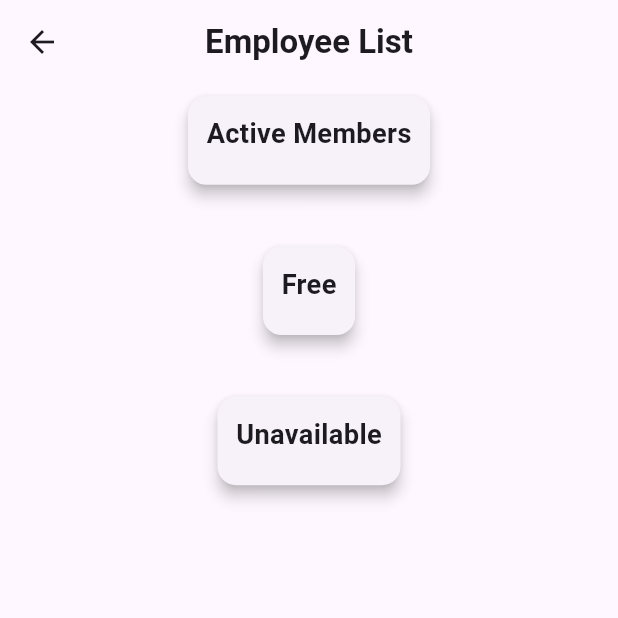
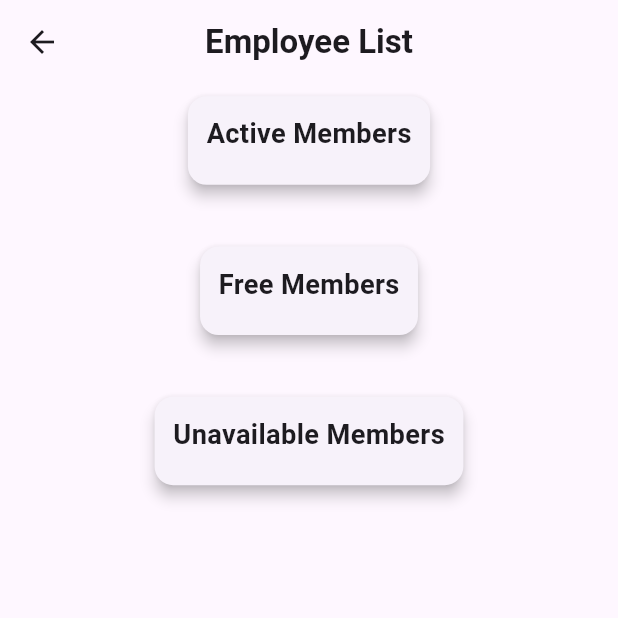
Before and after one commit to ritz-17/Task-mvp, a Flutter app: the EmployeeScreen screen opened directly, on a phone screen of 412 x 824 dp, the top half of it. Run offline on Flutter 3.47's test engine with Material 3 defaults, Android fonts, the phone set to English and light mode, and no system bars; our stand-ins replace circular_countdown_timer, flutter_secure_storage, flutter_slidable, image_picker, just_audio, shared_preferences; missing offline and left inert: record; accounts and stored records are empty; network calls fail.

Commit message:
updated 03/02/25

```diff
--- a/lib/screens/employeeList_screen.dart
+++ b/lib/screens/employeeList_screen.dart
@@ -59,11 +59,11 @@ class _EmployeeScreenState extends State<EmployeeScreen> {
                   SizedBox(height: screenHeight * 0.03),
 
                   // ------------------------ Free Members Section ----------------------
-                  _buildSection("Free", freeMembers, screenWidth, screenHeight),
+                  _buildSection("Free Members", freeMembers, screenWidth, screenHeight),
                   SizedBox(height: screenHeight * 0.03),
 
                   // -------------------- Unavailable Members Section -------------------
-                  _buildSection("Unavailable", unavailableMembers, screenWidth,
+                  _buildSection("Unavailable Members", unavailableMembers, screenWidth,
                       screenHeight),
                 ],
               ),
--- a/pubspec.yaml
+++ b/pubspec.yaml
@@ -44,6 +44,7 @@ dependencies:
   shared_preferences: ^2.1.0
   timer_count_down: ^2.2.2
   circular_countdown_timer: ^0.2.4
+  flutter_slidable: ^4.0.0
 
 dev_dependencies:
   build_runner: ^2.4.14
```
Also changed, not shown: lib/provider/task_provider.dart (+7 -0 lines), lib/screens/employee_task_screen.dart (+35 -5 lines), pubspec.lock.
